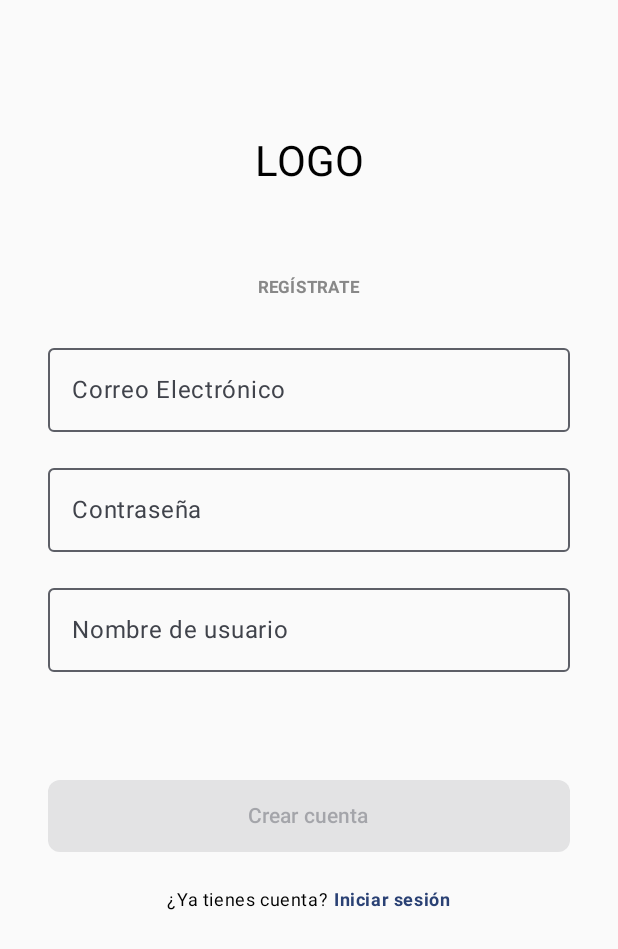
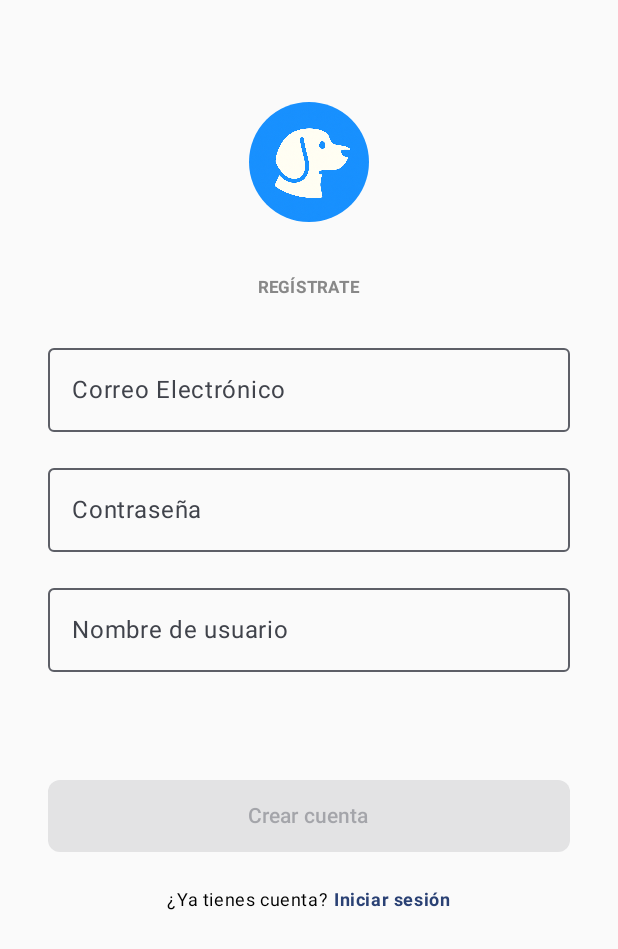
Before and after one commit to davz7/Demo, an Android app built with Jetpack Compose: the CrearCuentaScreen screen opened through its navigation route, on a phone screen of 412 x 824 dp. Shown: the top 949 px of the screen. Run offline under Robolectric (Android 15) with nearby library versions, the phone set to English and light mode, and no system bars.

Commit message:
feat: Actualización de logo y mejora en la navegación
Se ha actualizado el logo de la aplicación en las pantallas de perfil y creación de cuenta, y se ha implementado la navegación automática tras un registro exitoso.

Cambios específicos:
- Se reemplazó el recurso de imagen temporal por el logo oficial (`logoapp`) en la barra superior de `PerfilScreen`.
- Se añadió el logo de la aplicación en la pantalla `CrearCuentaScreen`.
- Se implementó un `LaunchedEffect` en `CrearCuentaScreen` para que, después de un registro exitoso (`UiState.Success`), navegue automáticamente a la pantalla de `login`, limpiando la pila de navegación para evitar que el usuario regrese a la pantalla de registro.

```diff
--- a/app/src/main/java/mx/edu/utez/demo/ui/screens/CrearCuentaScreen.kt
+++ b/app/src/main/java/mx/edu/utez/demo/ui/screens/CrearCuentaScreen.kt
@@ -1,18 +1,23 @@
 package mx.edu.utez.demo.ui.screens
 
+import androidx.compose.foundation.Image
 import androidx.compose.foundation.clickable
 import androidx.compose.foundation.layout.*
+import androidx.compose.foundation.shape.CircleShape
 import androidx.compose.foundation.text.KeyboardOptions
 import androidx.compose.material3.*
 import androidx.compose.runtime.*
 import androidx.compose.ui.Alignment
 import androidx.compose.ui.Modifier
+import androidx.compose.ui.draw.clip
 import androidx.compose.ui.graphics.Color
+import androidx.compose.ui.res.painterResource
 import androidx.compose.ui.text.font.FontWeight
 import androidx.compose.ui.text.input.KeyboardType
 import androidx.compose.ui.unit.dp
 import androidx.lifecycle.viewmodel.compose.viewModel
 import androidx.navigation.NavController
+import mx.edu.utez.demo.R
 import mx.edu.utez.demo.ui.components.buttons.AccionButton
 import mx.edu.utez.demo.viewmodel.CrearCuentaViewModel
 
@@ -27,6 +32,16 @@ fun CrearCuentaScreen(
     val username by viewModel.username.collectAsState()
     val uiState by viewModel.uiState.collectAsState()
 
+    // Control de navegación después del éxito
+    LaunchedEffect(uiState) {
+        if (uiState == CrearCuentaViewModel.UiState.Success) {
+            // Navega a la pantalla de inicio de sesión o principal
+            navController.navigate("login") {
+                // Limpia la pila para que no pueda volver a esta pantalla
+                popUpTo(navController.graph.id) { inclusive = true }
+            }
+        }
+    }
 
     Column(
         modifier = Modifier
@@ -34,15 +49,21 @@ fun CrearCuentaScreen(
             .padding(horizontal = 32.dp, vertical = 64.dp),
         horizontalAlignment = Alignment.CenterHorizontally
     ) {
-        // --- LOGO Placeholder ---
-        // Aquí iría tu componente de Logo (ej. CircularImage)
+
         Box(
             modifier = Modifier
                 .size(120.dp)
                 .padding(bottom = 32.dp),
             contentAlignment = Alignment.Center
         ) {
-            Text("LOGO", style = MaterialTheme.typography.headlineMedium)
+            Image(
+
+                painter = painterResource(id = R.drawable.logoapp), //Cambiar a LOGOOO
+                contentDescription = "Logo de la aplicación",
+                modifier = Modifier
+                    .size(80.dp)
+                    .clip(CircleShape)
+            )
         }
 
         // --- Título/Instrucción ---
--- a/app/src/main/java/mx/edu/utez/demo/ui/screens/PerfilScreen.kt
+++ b/app/src/main/java/mx/edu/utez/demo/ui/screens/PerfilScreen.kt
@@ -59,7 +59,7 @@ fun ProfileTopAppBar() {
         title = {
             Image(
 
-                painter = painterResource(id = R.drawable.perfil), //Cambiar a LOGOOO
+                painter = painterResource(id = R.drawable.logoapp), //Cambiar a LOGOOO
                 contentDescription = "Logo de la aplicación",
                 modifier = Modifier
                     .size(40.dp)
```
